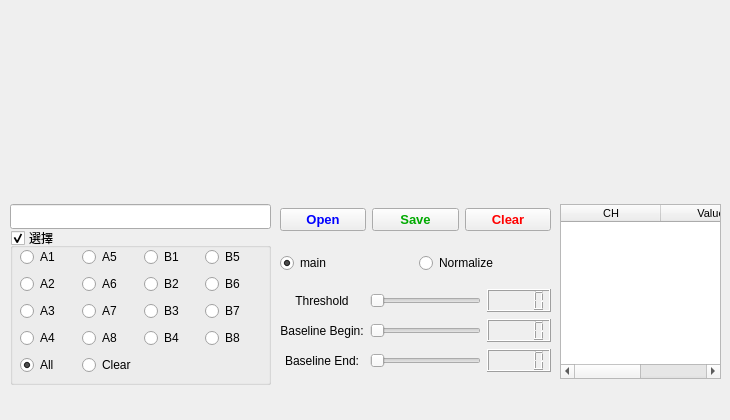
This is CT_Manager.ui in wwlouis00/Cycle-threshold-value as Qt 5 draws it before an edit. The edited form follows.
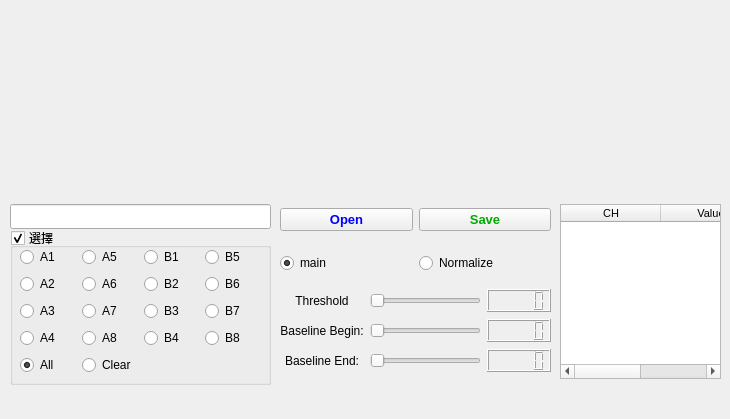
This is the edited form. Custom widgets are drawn as their Qt base class.

```diff
--- a/CT_Manager.ui
+++ b/CT_Manager.ui
@@ -7,7 +7,7 @@
     <x>0</x>
     <y>0</y>
     <width>730</width>
-    <height>420</height>
+    <height>419</height>
    </rect>
   </property>
   <property name="windowTitle">
@@ -85,23 +85,6 @@
        </property>
       </widget>
      </item>
-     <item row="0" column="2">
-      <widget class="QPushButton" name="btn_clear">
-       <property name="font">
-        <font>
-         <pointsize>10</pointsize>
-         <weight>75</weight>
-         <bold>true</bold>
-        </font>
-       </property>
-       <property name="styleSheet">
-        <string notr="true">color: rgb(255, 0, 0);</string>
-       </property>
-       <property name="text">
-        <string>Clear</string>
-       </property>
-      </widget>
-     </item>
     </layout>
    </widget>
    <widget class="QGroupBox" name="groupBox">
```
Left out of the diff: 10 changed lines with no effect on the pictures.
